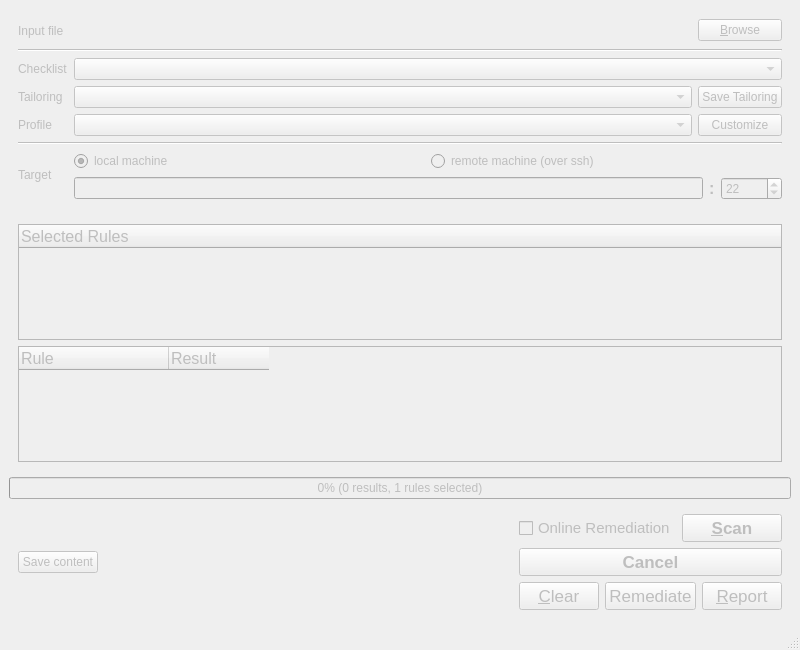
OpenSCAP/scap-workbench, file ui/MainWindow.ui: the form before one commit.
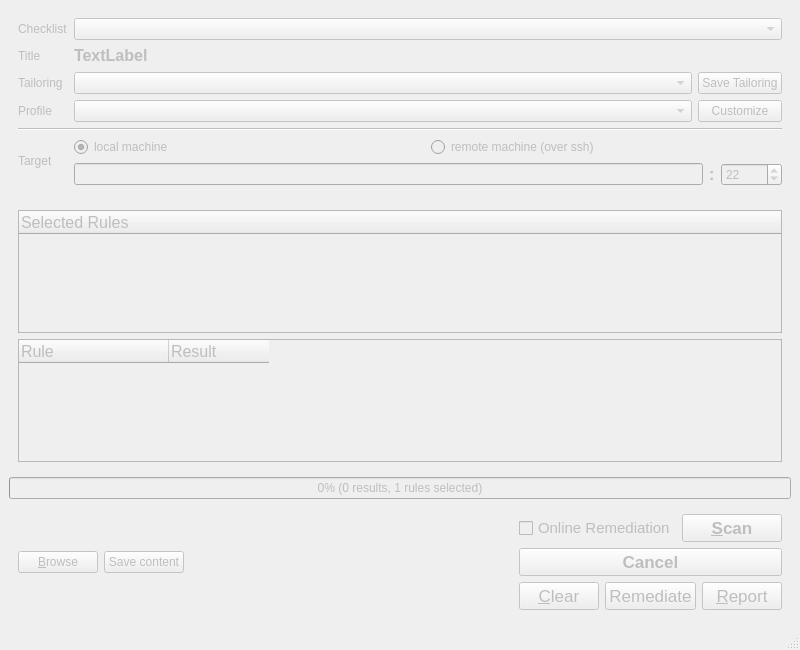
The form after the commit.

Commit message: Show benchmark title, show opened file basename in window title

The edit to the form file:
```diff
--- a/ui/MainWindow.ui
+++ b/ui/MainWindow.ui
@@ -24,55 +24,7 @@
     <item>
      <widget class="QWidget" name="scanProperties" native="true">
       <layout class="QGridLayout" name="gridLayout">
-       <item row="4" column="2">
-        <widget class="QPushButton" name="saveTailoringButton">
-         <property name="text">
-          <string>Save Tailoring</string>
-         </property>
-         <property name="shortcut">
-          <string/>
-         </property>
-        </widget>
-       </item>
-       <item row="5" column="1">
-        <widget class="QComboBox" name="profileComboBox"/>
-       </item>
-       <item row="0" column="0">
-        <widget class="QLabel" name="label_2">
-         <property name="text">
-          <string>Input file</string>
-         </property>
-        </widget>
-       </item>
-       <item row="4" column="1">
-        <widget class="QComboBox" name="tailoringFileComboBox"/>
-       </item>
-       <item row="0" column="1">
-        <widget class="QLineEdit" name="openedFileLineEdit">
-         <property name="font">
-          <font>
-           <pointsize>12</pointsize>
-           <weight>75</weight>
-           <bold>true</bold>
-           <strikeout>false</strikeout>
-           <kerning>true</kerning>
-          </font>
-         </property>
-         <property name="text">
-          <string/>
-         </property>
-         <property name="frame">
-          <bool>false</bool>
-         </property>
-         <property name="cursorPosition">
-          <number>0</number>
-         </property>
-         <property name="readOnly">
-          <bool>true</bool>
-         </property>
-        </widget>
-       </item>
-       <item row="5" column="2">
+       <item row="6" column="2">
         <widget class="QPushButton" name="customizeProfileButton">
          <property name="toolTip">
           <string>Creates a new profile that inherits selected profile, opens a window to edit the newly created profile.</string>
@@ -85,65 +37,7 @@
          </property>
         </widget>
        </item>
-       <item row="4" column="0">
-        <widget class="QLabel" name="label_4">
-         <property name="text">
-          <string>Tailoring</string>
-         </property>
-        </widget>
-       </item>
-       <item row="3" column="1" colspan="2">
-        <widget class="QComboBox" name="checklistComboBox"/>
-       </item>
-       <item row="7" column="0">
-        <widget class="QLabel" name="label">
-         <property name="sizePolicy">
-          <sizepolicy hsizetype="Preferred" vsizetype="Maximum">
-           <horstretch>0</horstretch>
-           <verstretch>0</verstretch>
-          </sizepolicy>
-         </property>
-         <property name="text">
-          <string>Target</string>
-         </property>
-        </widget>
-       </item>
-       <item row="3" column="0">
-        <widget class="QLabel" name="checklistLabel">
-         <property name="text">
-          <string>Checklist</string>
-         </property>
-        </widget>
-       </item>
-       <item row="5" column="0">
-        <widget class="QLabel" name="label_3">
-         <property name="text">
-          <string>Profile</string>
-         </property>
-        </widget>
-       </item>
-       <item row="0" column="2">
-        <widget class="QPushButton" name="browseButton">
-         <property name="text">
-          <string>&amp;Browse</string>
-         </property>
-        </widget>
-       </item>
-       <item row="6" column="0" colspan="3">
-        <widget class="Line" name="line_2">
-         <property name="orientation">
-          <enum>Qt::Horizontal</enum>
-         </property>
-        </widget>
-       </item>
-       <item row="2" column="0" colspan="3">
-        <widget class="Line" name="line">
-         <property name="orientation">
-          <enum>Qt::Horizontal</enum>
-         </property>
-        </widget>
-       </item>
-       <item row="7" column="1" colspan="2">
+       <item row="8" column="1" colspan="2">
         <widget class="QWidget" name="widget_3" native="true">
          <layout class="QVBoxLayout" name="verticalLayout_4">
           <property name="margin">
@@ -224,6 +118,113 @@
          </layout>
         </widget>
        </item>
+       <item row="5" column="2">
+        <widget class="QPushButton" name="saveTailoringButton">
+         <property name="text">
+          <string>Save Tailoring</string>
+         </property>
+         <property name="shortcut">
+          <string/>
+         </property>
+        </widget>
+       </item>
+       <item row="7" column="0" colspan="3">
+        <widget class="Line" name="line_2">
+         <property name="orientation">
+          <enum>Qt::Horizontal</enum>
+         </property>
+        </widget>
+       </item>
+       <item row="2" column="1" colspan="2">
+        <widget class="QComboBox" name="checklistComboBox">
+         <property name="sizePolicy">
+          <sizepolicy hsizetype="Preferred" vsizetype="Fixed">
+           <horstretch>0</horstretch>
+           <verstretch>0</verstretch>
+          </sizepolicy>
+         </property>
+        </widget>
+       </item>
+       <item row="6" column="0">
+        <widget class="QLabel" name="label_3">
+         <property name="text">
+          <string>Profile</string>
+         </property>
+        </widget>
+       </item>
+       <item row="2" column="0">
+        <widget class="QLabel" name="checklistLabel">
+         <property name="text">
+          <string>Checklist</string>
+         </property>
+        </widget>
+       </item>
+       <item row="8" column="0">
+        <widget class="QLabel" name="label">
+         <property name="sizePolicy">
+          <sizepolicy hsizetype="Preferred" vsizetype="Maximum">
+           <horstretch>0</horstretch>
+           <verstretch>0</verstretch>
+          </sizepolicy>
+         </property>
+         <property name="text">
+          <string>Target</string>
+         </property>
+        </widget>
+       </item>
+       <item row="5" column="0">
+        <widget class="QLabel" name="label_4">
+         <property name="text">
+          <string>Tailoring</string>
+         </property>
+        </widget>
+       </item>
+       <item row="6" column="1">
+        <widget class="QComboBox" name="profileComboBox"/>
+       </item>
+       <item row="5" column="1">
+        <widget class="QComboBox" name="tailoringFileComboBox"/>
+       </item>
+       <item row="3" column="1" colspan="2">
+        <widget class="QLabel" name="titleLabel">
+         <property name="sizePolicy">
+          <sizepolicy hsizetype="Expanding" vsizetype="Preferred">
+           <horstretch>0</horstretch>
+           <verstretch>0</verstretch>
+          </sizepolicy>
+         </property>
+         <property name="font">
+          <font>
+           <pointsize>12</pointsize>
+           <weight>75</weight>
+           <bold>true</bold>
+          </font>
+         </property>
+         <property name="text">
+          <string>TextLabel</string>
+         </property>
+        </widget>
+       </item>
+       <item row="3" column="0">
+        <widget class="QLabel" name="label_5">
+         <property name="text">
+          <string>Title</string>
+         </property>
+        </widget>
+       </item>
+       <item row="4" column="1">
+        <spacer name="horizontalSpacer_2">
+         <property name="orientation">
+          <enum>Qt::Horizontal</enum>
+         </property>
+         <property name="sizeHint" stdset="0">
+          <size>
+           <width>40</width>
+           <height>1</height>
+          </size>
+         </property>
+        </spacer>
+       </item>
       </layout>
      </widget>
     </item>
@@ -309,6 +310,13 @@
        </sizepolicy>
       </property>
       <layout class="QHBoxLayout" name="horizontalLayout_2">
+       <item>
+        <widget class="QPushButton" name="browseButton">
+         <property name="text">
+          <string>&amp;Browse</string>
+         </property>
+        </widget>
+       </item>
        <item>
         <widget class="QPushButton" name="saveButton">
          <property name="text">
```
The commit also changes 3 other files.
